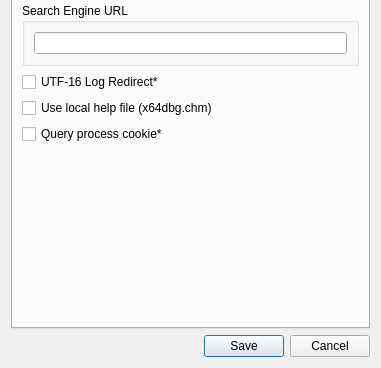
Above: src/gui/Src/Gui/SettingsDialog.ui from x64dbg/x64dbg before the change; both pictures show x 0 to 381 and y 199 to 567 of the 381 by 567 pixel window. Below: the same form after it.
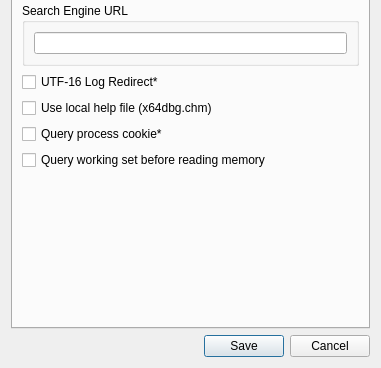
That is the form after the change. The open tabs and pages were chosen to show the change. Icons and pictures are not drawn.

Commit message:
DBG+GUI: option to query the working set before attempting to read a memory page
workaround for http://www.triplefault.io/2017/08/detecting-debuggers-by-abusing-bad.html

Diff of the .ui file:
```diff
--- a/src/gui/Src/Gui/SettingsDialog.ui
+++ b/src/gui/Src/Gui/SettingsDialog.ui
@@ -762,6 +762,13 @@
          </property>
         </widget>
        </item>
+       <item>
+        <widget class="QCheckBox" name="chkQueryWorkingSet">
+         <property name="text">
+          <string>Query working set before reading memory</string>
+         </property>
+        </widget>
+       </item>
        <item>
         <spacer name="verticalSpacer_3">
          <property name="orientation">
```
The commit also changes 5 other files.
